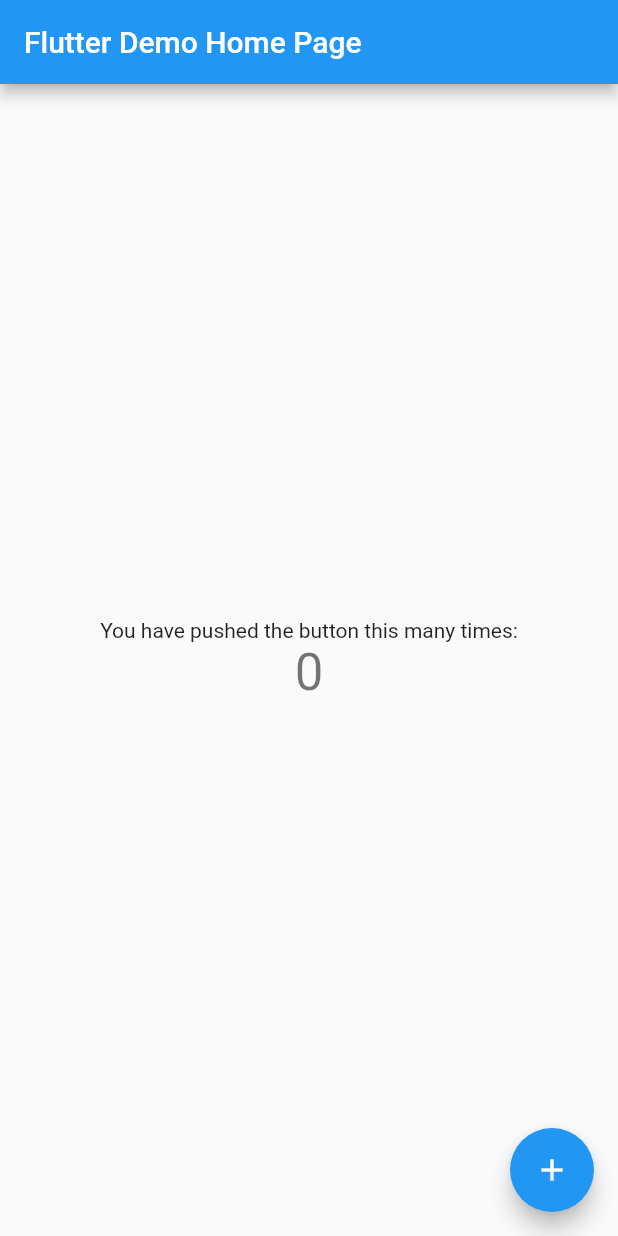
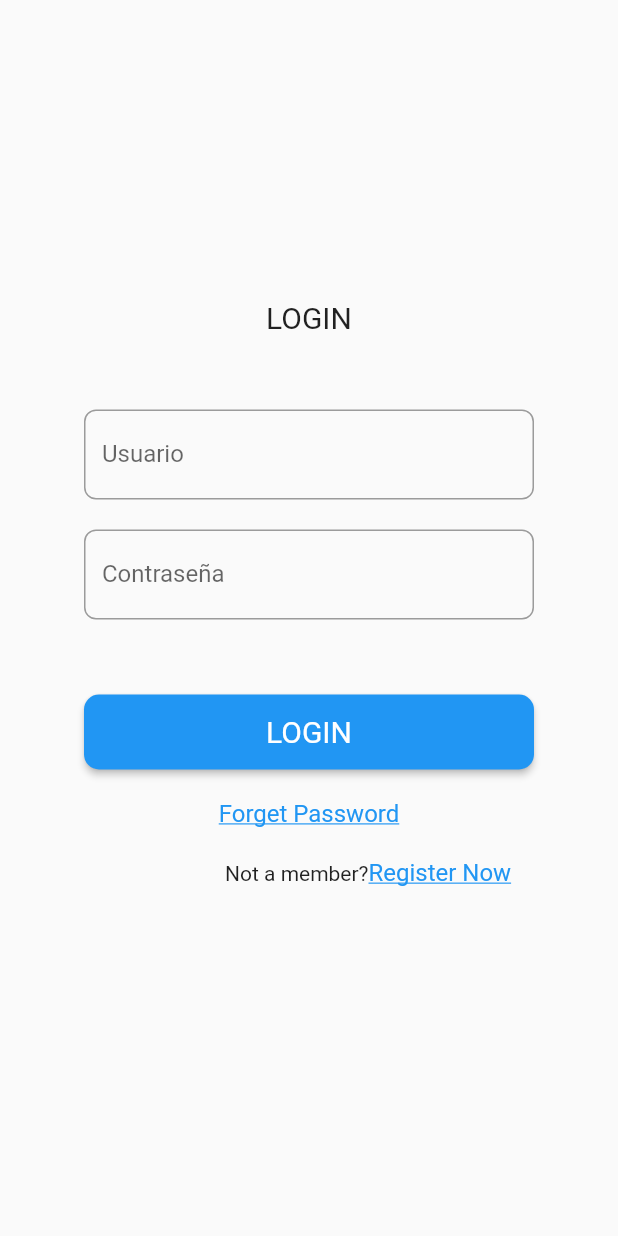
Before and after one commit to MiguelARS/Flutter-Project-, a Flutter app: the screen it shows after launch, on a phone screen of 412 x 824 dp. Run offline on Flutter 3.47's test engine with Material 2 defaults, Android fonts, the phone set to English and light mode, and no system bars.

Commit message:
Ingresar usuario

```diff
--- a/lib/main.dart
+++ b/lib/main.dart
@@ -1,113 +1,31 @@
 import 'package:flutter/material.dart';
+import 'package:flutterproject/pages/IngresarUsuario/ingresar_usuario.dart';
 
 void main() {
   runApp(MyApp());
 }
 
 class MyApp extends StatelessWidget {
-  // This widget is the root of your application.
   @override
   Widget build(BuildContext context) {
     return MaterialApp(
       title: 'Flutter Demo',
       theme: ThemeData(
-        // This is the theme of your application.
-        //
-        // Try running your application with "flutter run". You'll see the
-        // application has a blue toolbar. Then, without quitting the app, try
-        // changing the primarySwatch below to Colors.green and then invoke
-        // "hot reload" (press "r" in the console where you ran "flutter run",
-        // or simply save your changes to "hot reload" in a Flutter IDE).
-        // Notice that the counter didn't reset back to zero; the application
-        // is not restarted.
         primarySwatch: Colors.blue,
       ),
-      home: MyHomePage(title: 'Flutter Demo Home Page'),
+      home: MyHomePage(),
     );
   }
 }
 
-class MyHomePage extends StatefulWidget {
-  MyHomePage({Key? key, required this.title}) : super(key: key);
-
-  // This widget is the home page of your application. It is stateful, meaning
-  // that it has a State object (defined below) that contains fields that affect
-  // how it looks.
-
-  // This class is the configuration for the state. It holds the values (in this
-  // case the title) provided by the parent (in this case the App widget) and
-  // used by the build method of the State. Fields in a Widget subclass are
-  // always marked "final".
-
-  final String title;
-
-  @override
-  _MyHomePageState createState() => _MyHomePageState();
-}
-
-class _MyHomePageState extends State<MyHomePage> {
-  int _counter = 0;
-
-  void _incrementCounter() {
-    setState(() {
-      // This call to setState tells the Flutter framework that something has
-      // changed in this State, which causes it to rerun the build method below
-      // so that the display can reflect the updated values. If we changed
-      // _counter without calling setState(), then the build method would not be
-      // called again, and so nothing would appear to happen.
-      _counter++;
-    });
-  }
+class MyHomePage extends StatelessWidget {
+  const MyHomePage({ Key? key }) : super(key: key);
 
   @override
   Widget build(BuildContext context) {
-    // This method is rerun every time setState is called, for instance as done
-    // by the _incrementCounter method above.
-    //
-    // The Flutter framework has been optimized to make rerunning build methods
-    // fast, so that you can just rebuild anything that needs updating rather
-    // than having to individually change instances of widgets.
     return Scaffold(
-      appBar: AppBar(
-        // Here we take the value from the MyHomePage object that was created by
-        // the App.build method, and use it to set our appbar title.
-        title: Text(widget.title),
+      body: IngresarUsuarioBody(
       ),
-      body: Center(
-        // Center is a layout widget. It takes a single child and positions it
-        // in the middle of the parent.
-        child: Column(
-          // Column is also a layout widget. It takes a list of children and
-          // arranges them vertically. By default, it sizes itself to fit its
-          // children horizontally, and tries to be as tall as its parent.
-          //
-          // Invoke "debug painting" (press "p" in the console, choose the
-          // "Toggle Debug Paint" action from the Flutter Inspector in Android
-          // Studio, or the "Toggle Debug Paint" command in Visual Studio Code)
-          // to see the wireframe for each widget.
-          //
-          // Column has various properties to control how it sizes itself and
-          // how it positions its children. Here we use mainAxisAlignment to
-          // center the children vertically; the main axis here is the vertical
-          // axis because Columns are vertical (the cross axis would be
-          // horizontal).
-          mainAxisAlignment: MainAxisAlignment.center,
-          children: <Widget>[
-            Text(
-              'You have pushed the button this many times:',
-            ),
-            Text(
-              '$_counter',
-              style: Theme.of(context).textTheme.headline4,
-            ),
-          ],
-        ),
-      ),
-      floatingActionButton: FloatingActionButton(
-        onPressed: _incrementCounter,
-        tooltip: 'Increment',
-        child: Icon(Icons.add),
-      ), // This trailing comma makes auto-formatting nicer for build methods.
     );
   }
 }
--- /dev/null
+++ b/lib/pages/IngresarUsuario/ingresar_usuario.dart
@@ -0,0 +1,100 @@
+import 'package:flutter/material.dart';
+
+class IngresarUsuarioBody extends StatelessWidget {
+  const IngresarUsuarioBody({
+    Key? key,
+  }) : super(key: key);
+
+  @override
+  Widget build(BuildContext context) {
+    return Center(
+      child: Container(
+        padding: EdgeInsets.only(left: 50, top: 200, right: 50),
+        child: Column(
+          children: <Widget>[
+            Text(
+              'LOGIN',
+              style: TextStyle(fontSize: 20, fontWeight: FontWeight.w400),
+            ),
+            SizedBox(height: 50),
+            Container(
+              width: 300,
+              height: 60,
+              child: TextField(
+                decoration: InputDecoration(
+                    suffix: Icon(Icons.person),
+                    labelText: "Usuario",
+                    border: OutlineInputBorder(
+                      borderRadius: BorderRadius.all(Radius.circular(8)),
+                    )),
+              ),
+            ),
+            SizedBox(height: 20),
+            Container(
+              width: 300,
+              height: 60,
+              child: TextField(
+                decoration: InputDecoration(
+                    suffix: Icon(Icons.lock),
+                    labelText: "Contraseña",
+                    border: OutlineInputBorder(
+                      borderRadius: BorderRadius.all(Radius.circular(8)),
+                    )),
+              ),
+            ),
+            SizedBox(height: 50),
+            MaterialButton(
+              onPressed: () {},
+              child: Text('LOGIN',
+                  style: TextStyle(
+                      fontSize: 20,
+                      fontWeight: FontWeight.w400,
+                      color: Colors.white)),
+              color: Colors.blue,
+              minWidth: 300,
+              height: 50,
+              shape: RoundedRectangleBorder(
+                borderRadius: BorderRadius.circular(10),
+              ),
+            ),
+            SizedBox(height: 20),
+            Text(
+              'Forget Password',
+              style: TextStyle(
+                fontSize: 16,
+                fontWeight: FontWeight.w400,
+                color: Colors.blue,
+                decoration: TextDecoration.underline,
+              ),
+            ),
+            Column(
+              crossAxisAlignment: CrossAxisAlignment.center,
+              children: [
+                Container(
+                  padding: EdgeInsets.only(top: 20,left: 100),
+                  child: Row(
+                    children: <Widget>[
+                      SizedBox(height: 20),
+                      Text(
+                        'Not a member?',
+                      ),
+                      Text(
+                        'Register Now',
+                        style: TextStyle(
+                          fontSize: 16,
+                          fontWeight: FontWeight.w400,
+                          color: Colors.blue,
+                          decoration: TextDecoration.underline,
+                        ),
+                      ),
+                    ],
+                  ),
+                ),
+              ],
+            )
+          ],
+        ),
+      ),
+    );
+  }
+}
```
